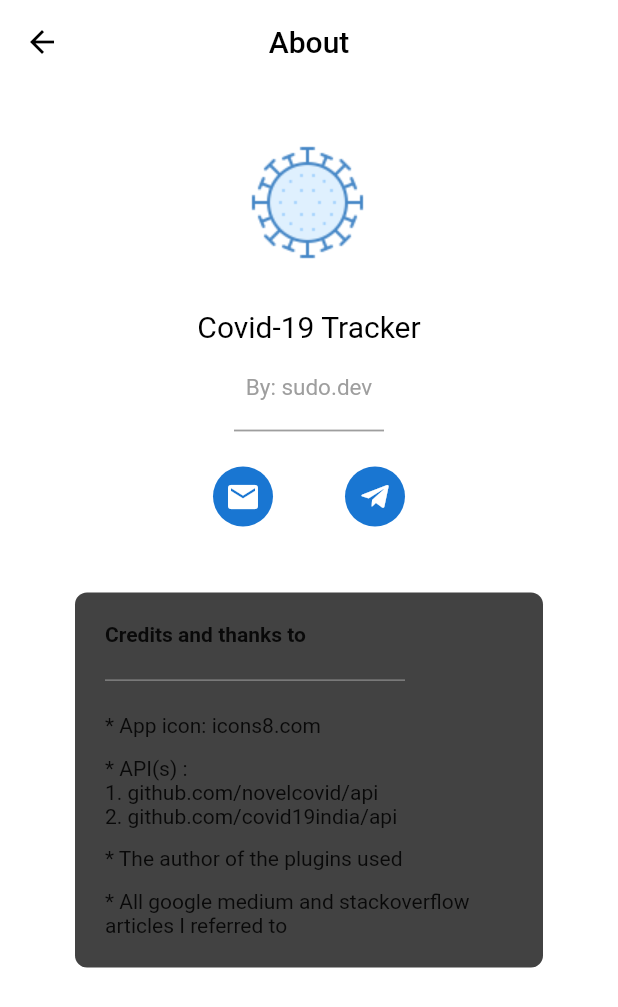
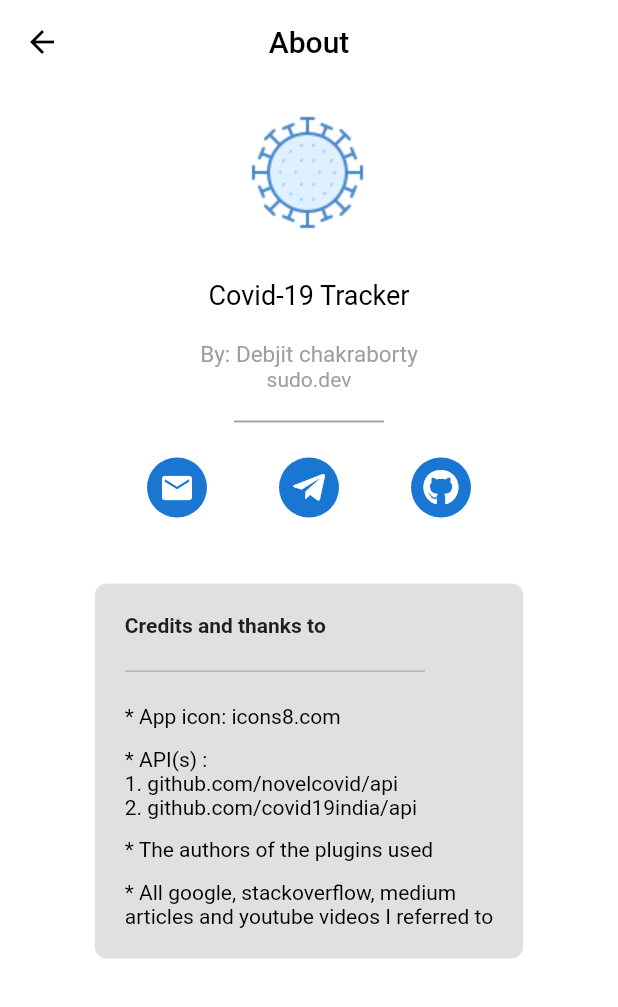
Before and after one commit to Android-Builds/covid19_tracker, a Flutter app: the AboutPage screen opened directly, on a phone screen of 412 x 824 dp. Shown: the top 1007 px of the screen. Run offline on Flutter 3.47's test engine with Material 2 defaults, Android fonts, the phone set to English and light mode, and no system bars; our stand-ins replace charts_flutter, firebase_messaging, flutter_icons, share, shared_preferences; missing offline and left inert: flutter_email_sender; accounts and stored records are empty; network calls fail; statements that could not run were skipped.

Commit message:
Update icons and add github profile

```diff
--- a/lib/pages/about.dart
+++ b/lib/pages/about.dart
@@ -1,14 +1,15 @@
-import 'package:covid19_tracker/widgets/telegram_icons.dart';
 import 'package:covid19_tracker/widgets/themes.dart';
 import 'package:flutter/material.dart';
 import 'package:flutter_email_sender/flutter_email_sender.dart';
+import 'package:flutter_icons/flutter_icons.dart';
 import 'package:url_launcher/url_launcher.dart';
 
 class AboutPage extends StatelessWidget {
 
   @override
   Widget build(BuildContext context) {
-    return Scaffold(
+    return SafeArea(
+      child: Scaffold(
         backgroundColor: MediaQuery.of(context).platformBrightness
           == Brightness.dark ? Theme.of(context).backgroundColor : Colors.white,
         appBar: AppBar(
@@ -25,9 +26,9 @@ class AboutPage extends StatelessWidget {
           backgroundColor: Colors.transparent,
           elevation: 0.0,
         ),
-      body: SafeArea(
+        body: SingleChildScrollView(
           child: Padding(
-          padding: const EdgeInsets.symmetric(horizontal: 30.0, vertical: 40.0),
+            padding: const EdgeInsets.symmetric(horizontal: 30.0, vertical: 20.0),
             child: Column(
               children: <Widget>[
                 Image.asset(
@@ -37,16 +38,22 @@ class AboutPage extends StatelessWidget {
                 Text(
                   'Covid-19 Tracker',
                   style: TextStyle(
-                  fontSize: 20.0,
+                    fontSize: 18.0,
                     color: getColor(context),
                   ),
                 ),
                 SizedBox(height: 20.0),
                 Text(
-                  'By: sudo.dev',
+                    'By: Debjit chakraborty',
                   style: TextStyle(
                     fontSize: 15.0,
                     color: Colors.grey,
+                  ),
+                ),
+                Text(
+                  'sudo.dev',
+                  style: TextStyle(
+                    color: Colors.grey
                   ),
                 ),
                 SizedBox(
@@ -70,10 +77,18 @@ class AboutPage extends StatelessWidget {
                     ),
                     FlatButton(
                       onPressed: () async {
-                      _launchURL('https://t.me/xyron');;
+                        _launchURL('https://t.me/xyron');
                       },
                       child: CircleAvatar(
-                      child: Icon(Telegram.telegram),
+                        child: Icon(FontAwesome5Brands.telegram_plane),
+                      )
+                    ),
+                    FlatButton(
+                      onPressed: () async {
+                        _launchURL('https://github.com/xayron');
+                      },
+                      child: CircleAvatar(
+                        child: Icon(FontAwesome.github),
                       )
                     ),
                   ],
@@ -85,7 +100,7 @@ class AboutPage extends StatelessWidget {
                     height: 250.0,
                     decoration: BoxDecoration(
                       borderRadius: BorderRadius.circular(8.0),
-                    color: Colors.grey[800]
+                      color: MediaQuery.of(context).platformBrightness == Brightness.dark ? Colors.grey[800] : Colors.grey[300]
                     ),
                     child: Padding(
                       padding: const EdgeInsets.all(20.0),
@@ -106,17 +121,30 @@ class AboutPage extends StatelessWidget {
                               color: Colors.grey,
                             ),
                           ),
-                        Text('* App icon: icons8.com'),
-                        Text('* API(s) : \n1. github.com/novelcovid/api'
-                        '\n2. github.com/covid19india/api'),
-                        Text('* The author of the plugins used'),
-                        Text('* All google medium and stackoverflow articles I referred to'),
+                          Text(
+                            '* App icon: icons8.com',
+                            style: getaboutstyle(context),
+                          ),
+                          Text(
+                            '* API(s) : \n1. github.com/novelcovid/api'
+                              '\n2. github.com/covid19india/api',
+                            style: getaboutstyle(context),
+                          ),
+                          Text(
+                            '* The authors of the plugins used',
+                            style: getaboutstyle(context),
+                          ),
+                          Text(
+                            '* All google, stackoverflow, medium \narticles and youtube videos I referred to',
+                            style: getaboutstyle(context),
+                          ),
                         ],
                       ),
                     ),
                   ),
                 )
               ],
+            ),
           ),
         ),
       ),
@@ -139,3 +167,9 @@ class AboutPage extends StatelessWidget {
   );
 
 }
+
+getaboutstyle(context){
+  return TextStyle(
+    color: getColor(context)
+  );
+}
--- a/lib/widgets/drawer.dart
+++ b/lib/widgets/drawer.dart
@@ -38,7 +38,7 @@ class AppDrawer extends StatelessWidget {
             onTap: () {
               Navigator.pop(context);
               final RenderBox box = context.findRenderObject();
-              Share.share('Share the app with your friends',
+              Share.share('Share with poeple \nhttps://drive.google.com/file/d/1P7uFJyPRP92cjnNLtHo7Q2l7d3AWqLEt/view?usp=drivesdk',
                 sharePositionOrigin: box.localToGlobal(Offset.zero) & box.size);
             },
           ),
--- a/lib/widgets/telegram_icons.dart
+++ /dev/null
@@ -1,24 +0,0 @@
-/// Flutter icons Telegram
-/// Copyright (C) 2019 by original authors @ fluttericon.com, fontello.com
-/// This font was generated by FlutterIcon.com, which is derived from Fontello.
-///
-/// To use this font, place it in your fonts/ directory and include the
-/// following in your pubspec.yaml
-///
-/// flutter:
-///   fonts:
-///    - family:  Telegram
-///      fonts:
-///       - asset: fonts/Telegram.ttf
-///
-///
-///
-import 'package:flutter/widgets.dart';
-
-class Telegram {
-  Telegram._();
-
-  static const _kFontFam = 'Telegram';
-
-  static const IconData telegram = const IconData(0xe800, fontFamily: _kFontFam);
-}
--- a/pubspec.yaml
+++ b/pubspec.yaml
@@ -21,6 +21,7 @@ dependencies:
   shared_preferences:
   share:
   firebase_messaging:
+  flutter_icons:
 
 dev_dependencies:
   flutter_test:
```
Also changed, not shown: pubspec.lock, 1 other file. Lines whose indentation alone changed are shown as unchanged.
